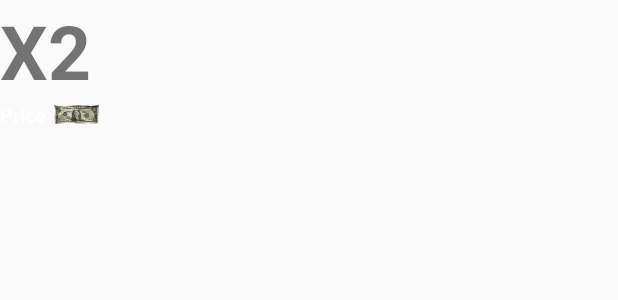
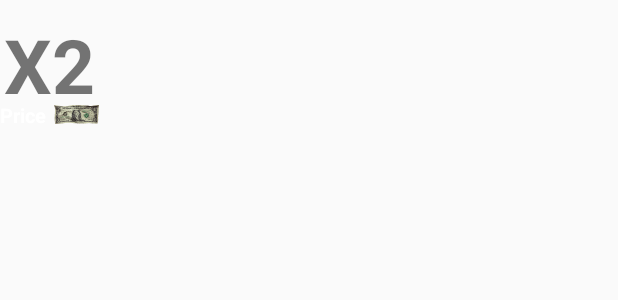
Before and after one commit to krisz094/BeTheRichest, an Android app: the layout listitem_upgrade.xml on its own in the app's theme, with its tools: preview values and no code run, on a phone screen of 412 x 824 dp. Shown: the top 300 px of the screen. Run offline under Robolectric (Android 15) with nearby library versions, the phone set to English and light mode, and no system bars.

Commit message:
visual upgrades, add more upgrades

```diff
--- a/app/src/main/java/hu/uniobuda/nik/betherichest/Effects/GlobalIncrementEffect.java
+++ b/app/src/main/java/hu/uniobuda/nik/betherichest/Effects/GlobalIncrementEffect.java
@@ -11,6 +11,10 @@ import hu.uniobuda.nik.betherichest.Interfaces.IEffectable;
 public class GlobalIncrementEffect implements IEffectable {
     Game currentGame;
     double moneyForEach;
+
+    public double getMoneyForEach() {
+        return moneyForEach;
+    }
 
     public GlobalIncrementEffect(Game currentGame, double moneyForEach) {
         this.currentGame = currentGame;
--- a/app/src/main/java/hu/uniobuda/nik/betherichest/Effects/MultiplierEffect.java
+++ b/app/src/main/java/hu/uniobuda/nik/betherichest/Effects/MultiplierEffect.java
@@ -10,6 +10,10 @@ public class MultiplierEffect implements IEffectable {
 
     Double multiplier;
 
+    public Double getMultiplier() {
+        return multiplier;
+    }
+
     public MultiplierEffect(Double multiplier) {
         this.multiplier = multiplier;
     }
--- a/app/src/main/java/hu/uniobuda/nik/betherichest/Factories/InvestmentFactory.java
+++ b/app/src/main/java/hu/uniobuda/nik/betherichest/Factories/InvestmentFactory.java
@@ -17,7 +17,6 @@ public class InvestmentFactory {
 
     public static HashMap<Integer, Investment> createInvestments(Game currentGame) {
         HashMap<Integer, Investment> map = new HashMap<>();
-
         AddToMap(new Investment(
                 0,                  //ID
                 "Lemonade stand",              //NAME
@@ -139,7 +138,7 @@ public class InvestmentFactory {
                 13,
                 "Oil Rig",
                 6000000000d,
-                500000000,
+                30000000,
                 "Dig deep enough in your garden, and find a valuable material, called oil.",
                 currentGame,
                 R.drawable.oilrig
--- a/app/src/main/res/layout/listitem_upgrade.xml
+++ b/app/src/main/res/layout/listitem_upgrade.xml
@@ -2,12 +2,20 @@
 <RelativeLayout xmlns:android="http://schemas.android.com/apk/res/android"
     xmlns:app="http://schemas.android.com/apk/res-auto"
     android:layout_width="wrap_content"
-    android:layout_height="wrap_content">
+    android:layout_height="wrap_content"
+    android:id="@+id/upgradeBackground"
+    android:layout_centerHorizontal="true"
+    android:layout_centerVertical="true"
+    android:layout_centerInParent="true"
+    >
 
     <RelativeLayout
         android:id="@+id/layout"
         android:layout_width="wrap_content"
-        android:layout_height="wrap_content">
+        android:layout_height="wrap_content"
+        android:layout_centerVertical="true"
+        android:layout_centerHorizontal="true"
+        >
 
         <ImageView
             android:id="@+id/invIcon"
--- a/app/src/main/res/layout/upgrades_list.xml
+++ b/app/src/main/res/layout/upgrades_list.xml
@@ -13,6 +13,7 @@
         android:layout_height="wrap_content"
         android:background="@drawable/sky"
         android:dividerHeight="3dp"
-        android:numColumns="4" />
+        android:numColumns="4"
+        android:textAlignment="center"/>
 
 </RelativeLayout>
```
Also changed, not shown: app/src/main/java/hu/uniobuda/nik/betherichest/Factories/UpgradeFactory.java (+22 -19 lines), app/src/main/java/hu/uniobuda/nik/betherichest/UpgradeAdapter.java (+7 -2 lines).
